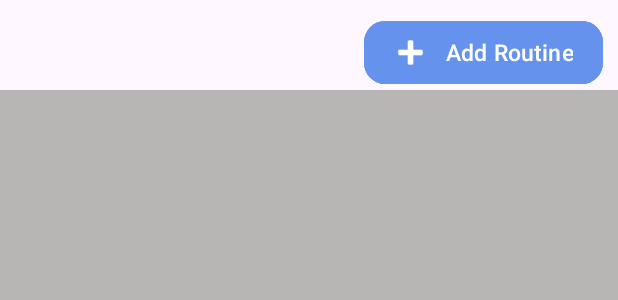
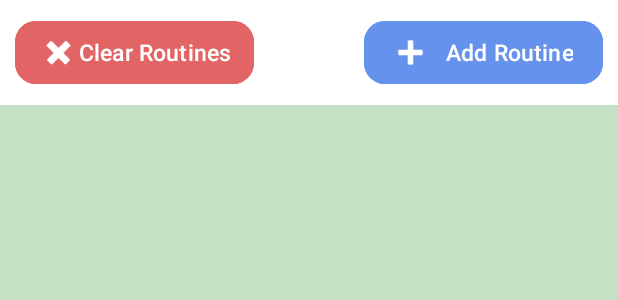
Before and after one commit to shoss88/Workout-Tracker-Android-App, an Android app: the layout activity_main.xml on its own in the app's theme, with its tools: preview values and no code run, on a phone screen of 412 x 824 dp. Shown: the top 300 px of the screen. Run offline under Robolectric (Android 15) with nearby library versions, the phone set to English and light mode, and no system bars.

Commit message:
added clear all routines functionality

```diff
--- a/app/src/main/java/com/example/workouttracker/MainActivity.java
+++ b/app/src/main/java/com/example/workouttracker/MainActivity.java
@@ -1,27 +1,34 @@
 package com.example.workouttracker;
 
 import androidx.appcompat.app.AppCompatActivity;
+import androidx.constraintlayout.widget.ConstraintLayout;
 
 import android.annotation.SuppressLint;
 import android.os.Bundle;
 import android.view.View;
 import android.widget.Button;
 import android.widget.LinearLayout;
+import android.widget.RelativeLayout;
 
 public class MainActivity extends AppCompatActivity {
     private int routineCount = 1;
+    LinearLayout routineList;
 
     @Override
     protected void onCreate(Bundle savedInstanceState) {
         super.onCreate(savedInstanceState);
         setContentView(R.layout.activity_main);
+        routineList = (LinearLayout)findViewById(R.id.routineList);
     }
 
-    public void createRoutine(View v){
+    public void addRoutine(View v){
         Button newRoutine = new Button(MainActivity.this);
         newRoutine.setText((CharSequence)("Routine " + routineCount));
-        this.routineCount++;
-        LinearLayout routineList = (LinearLayout)findViewById(R.id.routineList);
+        routineCount++;
         routineList.addView(newRoutine);
     }
+    public void clearRoutines(View v){
+        routineList.removeAllViews();
+        routineCount = 1;
+    }
 }
--- a/app/src/main/res/layout/activity_main.xml
+++ b/app/src/main/res/layout/activity_main.xml
@@ -5,6 +5,7 @@
     android:id="@+id/mainLayout"
     android:layout_width="match_parent"
     android:layout_height="match_parent"
+    android:background="#FFFFFF"
     tools:context=".MainActivity">
 
     <Button
@@ -15,7 +16,7 @@
         android:layout_marginEnd="10dp"
         android:backgroundTint="#6492ED"
         android:gravity="center|end"
-        android:onClick="createRoutine"
+        android:onClick="addRoutine"
         android:paddingStart="10dp"
         android:paddingRight="20dp"
         android:text="Add Routine"
@@ -31,14 +32,39 @@
         app:layout_constraintEnd_toEndOf="parent"
         app:layout_constraintTop_toTopOf="parent" />
 
+    <Button
+        android:id="@+id/button"
+        android:layout_width="159dp"
+        android:layout_height="50dp"
+        android:layout_marginStart="10dp"
+        android:layout_marginTop="10dp"
+        android:backgroundTint="#E36464"
+        android:gravity="center|end"
+        android:onClick="clearRoutines"
+        android:paddingStart="0dp"
+        android:paddingRight="15dp"
+        android:text="Clear Routines"
+        android:textAllCaps="false"
+        android:textColor="#FFFFFF"
+        android:textSize="15sp"
+        app:cornerRadius="14dp"
+        app:icon="@android:drawable/ic_delete"
+        app:iconGravity="textStart"
+        app:iconPadding="0dp"
+        app:iconSize="26dp"
+        app:iconTint="#FFFFFF"
+        app:layout_constraintStart_toStartOf="parent"
+        app:layout_constraintTop_toTopOf="parent" />
+
     <ScrollView
         android:layout_width="0dp"
         android:layout_height="0dp"
-        android:background="#B8B5B5"
+        android:layout_marginTop="70dp"
+        android:background="#C4E1C5"
         app:layout_constraintBottom_toBottomOf="parent"
         app:layout_constraintEnd_toEndOf="parent"
         app:layout_constraintStart_toStartOf="parent"
-        app:layout_constraintTop_toBottomOf="@+id/addRoutineButton">
+        app:layout_constraintTop_toTopOf="parent">
 
         <LinearLayout
             android:id="@+id/routineList"
@@ -46,7 +72,7 @@
             android:layout_height="wrap_content"
             android:background="#B8B5B5"
             android:orientation="vertical"
-            app:layout_constraintTop_toBottomOf="@+id/addRoutineButton" />
+            app:layout_constraintTop_toBottomOf="@+id/addRoutineButton"></LinearLayout>
     </ScrollView>
 
 
```
